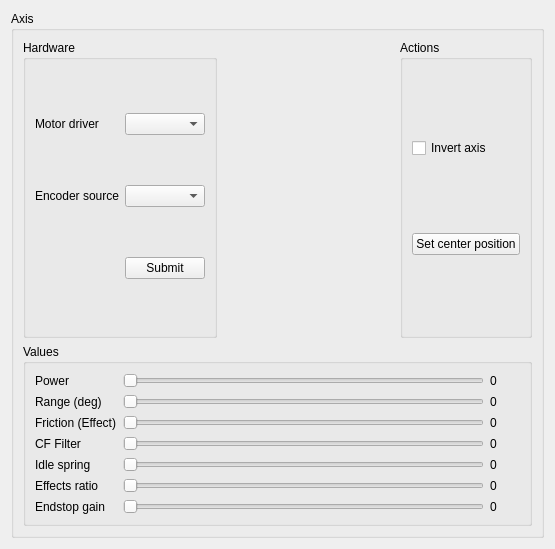
Qt form res/axis_ui.ui (Ultrawipf/OpenFFBoard-configurator) before a commit.
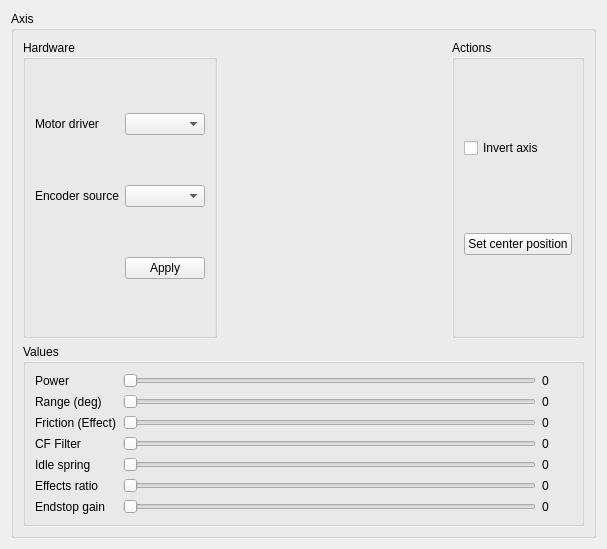
The same form after that commit.

Commit message: axis layout encoder button

Diff of the .ui file:
```diff
--- a/res/axis_ui.ui
+++ b/res/axis_ui.ui
@@ -6,7 +6,7 @@
    <rect>
     <x>0</x>
     <y>0</y>
-    <width>555</width>
+    <width>607</width>
     <height>549</height>
    </rect>
   </property>
@@ -58,7 +58,7 @@
          <item row="2" column="2">
           <widget class="QPushButton" name="pushButton_submit_hw">
            <property name="text">
-            <string>Submit</string>
+            <string>Apply</string>
            </property>
           </widget>
          </item>
```
The commit also changes 1 other file.
